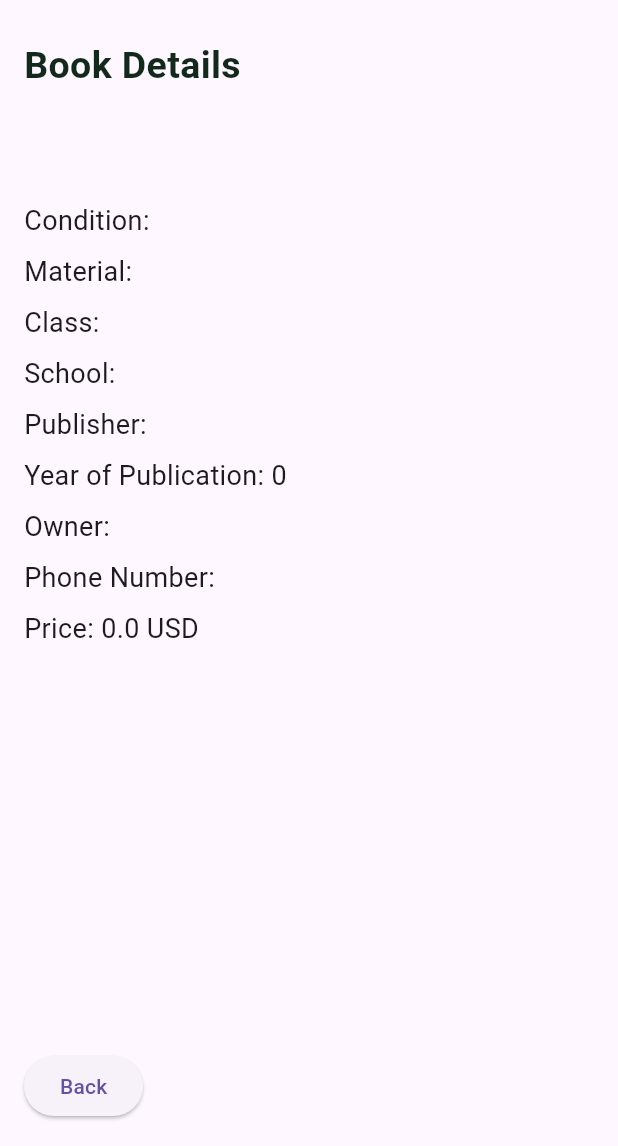
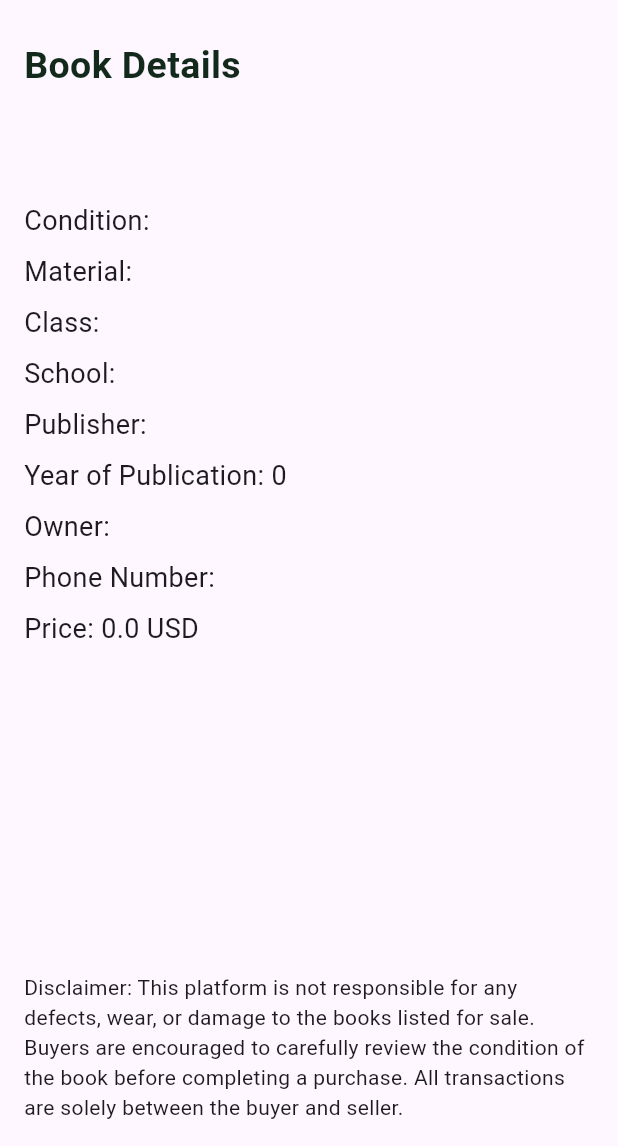
Before and after one commit to RawadHaidar/Qitaby, a Flutter app: the BookDetailsScreen screen opened directly with empty values, on a phone screen of 412 x 824 dp, the part 90-1236 px from its top. Run offline on Flutter 3.47's test engine with Material 3 defaults, Android fonts, the phone set to English and light mode, and no system bars; our stand-ins replace cloud_firestore, firebase_auth, firebase_core, google_fonts; accounts and stored records are empty; network calls fail; Roboto replaces fonts that are missing (Alata).

Commit message:
commit before first push to github

```diff
--- a/lib/pages/aboutus.dart
+++ b/lib/pages/aboutus.dart
@@ -29,11 +29,11 @@ class AboutUsPage extends StatelessWidget {
               SizedBox(height: 16.0),
               Text(
                 currentLanguage == 'en'
-                    ? 'Your one-stop platform for buying and selling school books in Beirut, Lebanon. '
+                    ? 'Your one-stop platform for buying and selling school books in Lebanon, Lebanon. '
                         'We understand the challenges that students and parents face when it comes to finding '
                         'affordable and accessible educational resources. That\'s why we created this platform—to make '
                         'the process of obtaining school books easier, more affordable, and more sustainable.'
-                    : ' Votre plateforme unique d’achat et de vente de livres scolaires à Beyrouth, au Liban. '
+                    : ' Votre plateforme unique d’achat et de vente de livres scolaires à Liban. '
                         'Nous comprenons les défis auxquels les élèves et les parents sont confrontés lorsqu’il s’agit de trouver'
                         'Des ressources éducatives abordables et accessibles. C’est pourquoi nous avons créé cette plate-forme - pour faire en sorte que '
                         'Le processus d’obtention de livres scolaires est plus facile, plus abordable et plus durable.',
@@ -54,10 +54,10 @@ class AboutUsPage extends StatelessWidget {
               SizedBox(height: 8.0),
               Text(
                 currentLanguage == 'en'
-                    ? 'Our mission is to connect students, parents, and educators across Beirut with the books '
+                    ? 'Our mission is to connect students, parents, and educators across Lebanon with the books '
                         'they need for their academic journey. Whether you\'re looking to buy or sell new or used school books, '
                         'our platform offers a convenient and user-friendly experience that ensures everyone has access to the materials they need for success.'
-                    : 'Notre mission est de connecter les élèves, les parents et les éducateurs de Beyrouth avec les livres'
+                    : 'Notre mission est de connecter les élèves, les parents et les éducateurs de Liban avec les livres'
                         'Ils ont besoin pour leur parcours scolaire. Que vous cherchiez à acheter ou à vendre des livres scolaires neufs ou d’occasion,'
                         'Notre plateforme offre une expérience pratique et conviviale qui garantit que chacun a accès au matériel dont il a besoin pour réussir.',
                 style: TextStyle(
@@ -104,12 +104,12 @@ class AboutUsPage extends StatelessWidget {
               SizedBox(height: 8.0),
               Text(
                 currentLanguage == 'en'
-                    ? '- Community-Focused: We\'re rooted in Beirut and focused on serving the local community, making it easier '
+                    ? '- Community-Focused: We\'re rooted in Lebanon and focused on serving the local community, making it easier '
                         'to find books specific to schools in Lebanon.\n\n'
                         '- Sustainability: By buying and selling used books, you\'re contributing to a more sustainable environment '
                         'by reducing waste and promoting the reuse of resources.\n\n'
                         '- Affordability: Our platform helps you save money by offering a wide range of book prices, including more affordable used options.'
-                    : '- Axé sur la communauté : Nous sommes enracinés à Beyrouth et nous nous concentrons sur le service à la communauté locale, ce qui facilite la tâche'
+                    : '- Axé sur la communauté : Nous sommes enracinés à Liban et nous nous concentrons sur le service à la communauté locale, ce qui facilite la tâche'
                         'pour trouver des livres spécifiques aux écoles au Liban.\n\n'
                         '- Durabilité : En achetant et en vendant des livres d’occasion, vous contribuez à un environnement plus durable'
                         'en réduisant les déchets et en favorisant la réutilisation des ressources.\n\n'
@@ -122,9 +122,9 @@ class AboutUsPage extends StatelessWidget {
               SizedBox(height: 24.0),
               Text(
                 currentLanguage == 'en'
-                    ? 'Join us in creating a more connected and resourceful educational community in Beirut. '
+                    ? 'Join us in creating a more connected and resourceful educational community in Lebanon. '
                         'Together, we can ensure that every student has the tools they need to succeed!'
-                    : 'Rejoignez-nous pour créer une communauté éducative plus connectée et plus débrouillarde à Beyrouth. '
+                    : 'Rejoignez-nous pour créer une communauté éducative plus connectée et plus débrouillarde à Liban. '
                         'Ensemble, nous pouvons faire en sorte que chaque élève dispose des outils dont il a besoin pour réussir !',
                 style: TextStyle(
                   fontSize: 16.0,
--- a/lib/pages/book_details_screen.dart
+++ b/lib/pages/book_details_screen.dart
@@ -58,9 +58,7 @@ class BookDetailsScreen extends StatelessWidget {
             ),
             const SizedBox(height: 8.0),
             Text(
-              currentLanguage == 'en'
-                  ? 'Class: ${book.grade}'
-                  : 'Classe: ${book.grade}',
+              'Class: ${book.grade}',
               style: const TextStyle(fontSize: 18.0),
             ),
             const SizedBox(height: 8.0),
@@ -110,14 +108,21 @@ class BookDetailsScreen extends StatelessWidget {
               style: const TextStyle(fontSize: 18.0),
             ),
             const Spacer(),
-            ElevatedButton(
-              onPressed: () {
-                Navigator.pop(context); // Navigate back to the previous screen
-              },
-              child: Text(
-                currentLanguage == 'en' ? 'Back' : 'Retour',
-              ),
+            Text(
+              currentLanguage == 'en'
+                  ? 'Disclaimer: This platform is not responsible for any defects, wear, or damage to the books listed for sale. Buyers are encouraged to carefully review the condition of the book before completing a purchase. All transactions are solely between the buyer and seller.'
+                  : "Avis de non-responsabilité : Cette plateforme n’est pas responsable des défauts, de l’usure ou des dommages causés aux livres mis en vente. Les acheteurs sont encouragés à examiner attentivement l’état du livre avant de finaliser un achat. Toutes les transactions se font uniquement entre l’acheteur et le vendeur.",
+              style: const TextStyle(fontSize: 14.0),
             ),
+
+            // ElevatedButton(
+            //   onPressed: () {
+            //     Navigator.pop(context); // Navigate back to the previous screen
+            //   },
+            //   child: Text(
+            //     currentLanguage == 'en' ? 'Back' : 'Retour',
+            //   ),
+            // ),
           ],
         ),
       ),
--- a/lib/pages/sign_up_screen.dart
+++ b/lib/pages/sign_up_screen.dart
@@ -41,8 +41,8 @@ class _SignUpScreenState extends State<SignUpScreen> {
               children: <TextSpan>[
                 TextSpan(
                   text: currentLanguage == 'en'
-                      ? 'Welcome to our platform for buying and selling school books in Beirut, Lebanon. \n\n'
-                      : "Bienvenue sur notre plateforme d'achat et de vente de livres scolaires à Beyrouth, au Liban. \n\n",
+                      ? 'Welcome to our platform for buying and selling school books in Lebanon. \n\n'
+                      : "Bienvenue sur notre plateforme d'achat et de vente de livres scolaires à Liban. \n\n",
                   style: const TextStyle(fontWeight: FontWeight.normal),
                 ),
                 TextSpan(
```
Also changed, not shown: 2 other files.
